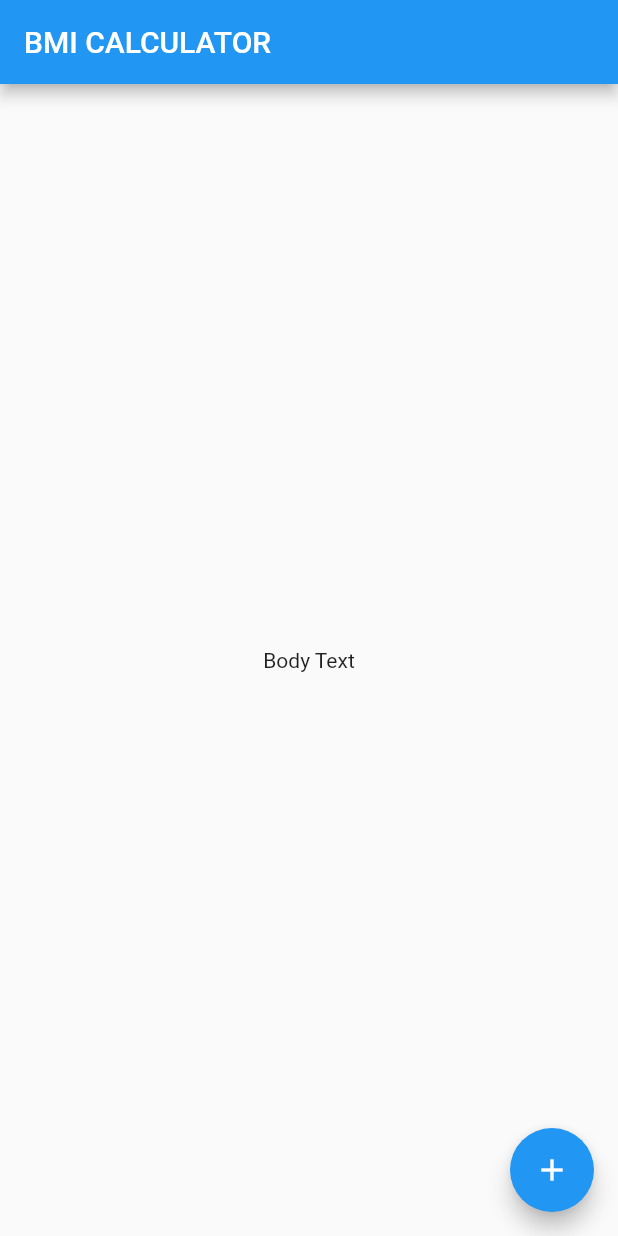
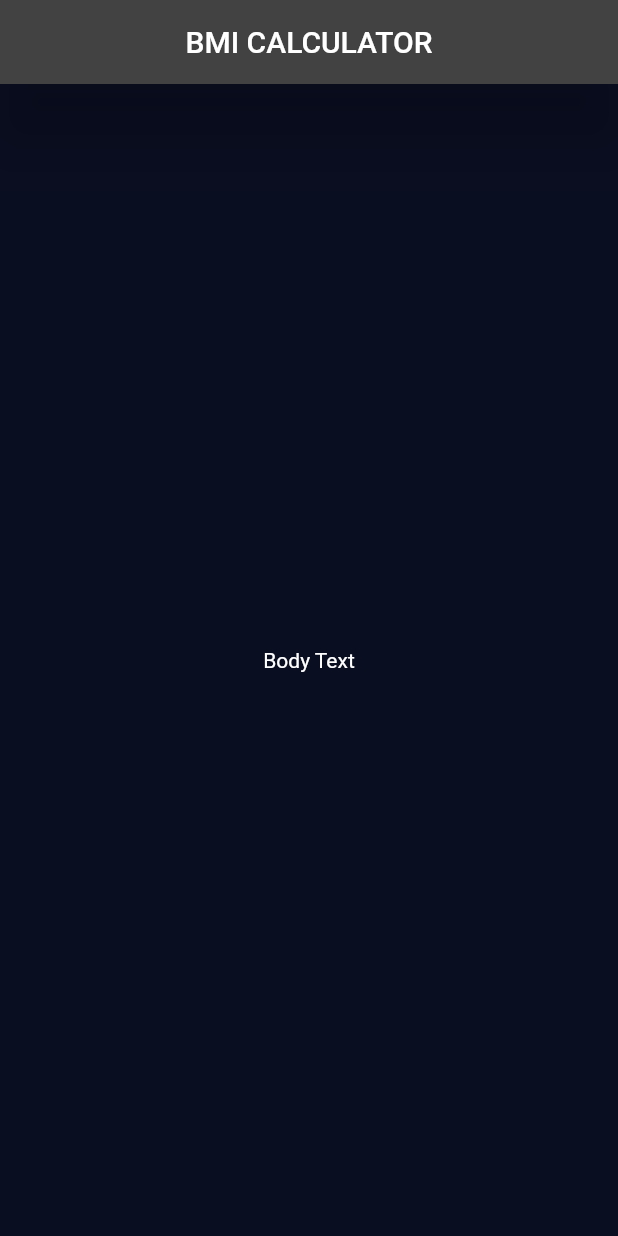
Before and after one commit to Maxondria/flutter-bmi-calculator-app, a Flutter app: the screen it shows after launch, on a phone screen of 412 x 824 dp. Run offline on Flutter 3.47's test engine with Material 2 defaults, Android fonts, the phone set to English and light mode, and no system bars.

Commit message:
create a default theming customization and separate files

```diff
--- a/lib/main.dart
+++ b/lib/main.dart
@@ -1,3 +1,4 @@
+import 'package:bmi_calculator/screens/input_page_screen.dart';
 import 'package:flutter/material.dart';
 
 void main() => runApp(BMICalculator());
@@ -7,28 +8,12 @@ class BMICalculator extends StatelessWidget {
   Widget build(BuildContext context) {
     return MaterialApp(
       home: InputPage(),
-    );
-  }
-}
-
-class InputPage extends StatefulWidget {
-  @override
-  _InputPageState createState() => _InputPageState();
-}
-
-class _InputPageState extends State<InputPage> {
-  @override
-  Widget build(BuildContext context) {
-    return Scaffold(
-      appBar: AppBar(
-        title: Text('BMI CALCULATOR'),
-      ),
-      body: Center(
-        child: Text('Body Text'),
-      ),
-      floatingActionButton: FloatingActionButton(
-        onPressed: () {},
-        child: Icon(Icons.add),
+      theme: ThemeData.dark().copyWith(
+        primaryColor: Color(0xFF0A0E21),
+        appBarTheme: AppBarTheme(
+          elevation: 20.0,
+        ),
+        scaffoldBackgroundColor: Color(0xFF0A0E21),
       ),
     );
   }
--- /dev/null
+++ b/lib/screens/input_page_screen.dart
@@ -0,0 +1,21 @@
+import 'package:flutter/material.dart';
+
+class InputPage extends StatefulWidget {
+  @override
+  _InputPageState createState() => _InputPageState();
+}
+
+class _InputPageState extends State<InputPage> {
+  @override
+  Widget build(BuildContext context) {
+    return Scaffold(
+      appBar: AppBar(
+        title: Text('BMI CALCULATOR'),
+        centerTitle: true,
+      ),
+      body: Center(
+        child: Text('Body Text'),
+      ),
+    );
+  }
+}
```
